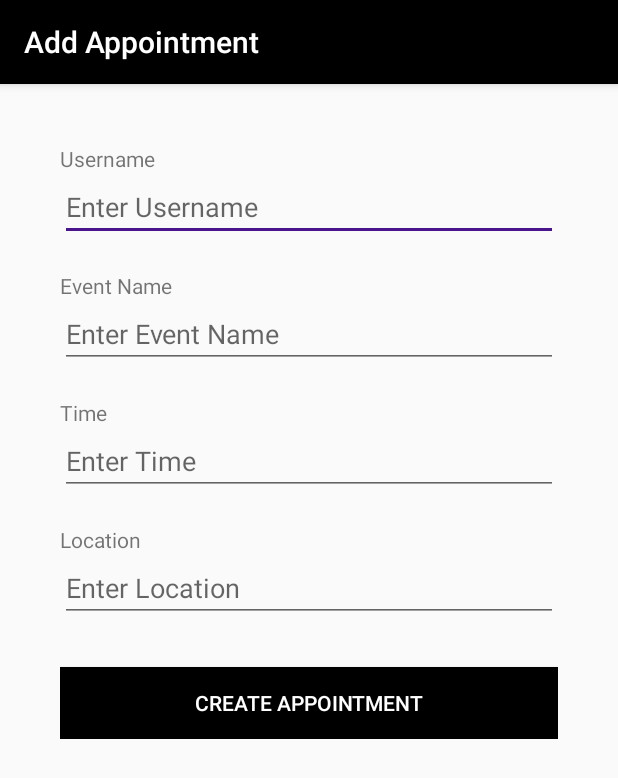
After one commit to AgencyApp/Shoot, an Android app: the AddAppointment screen opened directly, with no data from a screen before it, on a phone screen of 412 x 824 dp. The commit adds this screen. Shown: the top 778 px of the screen. Run offline under Robolectric (Android 15) with nearby library versions, the phone set to English and light mode, and no system bars; our stand-ins replace Firebase (no records; nobody signed in at launch, a user with empty details on screens opened directly); libraries missing offline, so code that uses them is left out: com.firebase.ui.

Commit message:
Added Appointments

```diff
--- a/app/src/main/AndroidManifest.xml
+++ b/app/src/main/AndroidManifest.xml
@@ -42,7 +42,8 @@
                 android:resource="@xml/picker_provider_paths" />
         </provider>
 
-        <activity android:name=".Activities.CalendarActivity"></activity>
+        <activity android:name=".Activities.CalendarActivity" />
+        <activity android:name=".Activities.AddAppointment"></activity>
     </application>
 
 </manifest>
--- /dev/null
+++ b/app/src/main/java/com/theshootapp/world/Activities/AddAppointment.java
@@ -0,0 +1,145 @@
+package com.theshootapp.world.Activities;
+
+import android.app.TimePickerDialog;
+import android.support.design.widget.Snackbar;
+import android.support.v7.app.AppCompatActivity;
+import android.os.Bundle;
+import android.text.TextUtils;
+import android.view.View;
+import android.widget.EditText;
+import android.widget.TimePicker;
+import android.widget.Toast;
+
+import com.firebase.ui.auth.data.model.User;
+import com.google.firebase.auth.FirebaseAuth;
+import com.google.firebase.database.DataSnapshot;
+import com.google.firebase.database.DatabaseError;
+import com.google.firebase.database.DatabaseReference;
+import com.google.firebase.database.FirebaseDatabase;
+import com.google.firebase.database.ValueEventListener;
+
+import com.theshootapp.world.ModelClasses.Appointment;
+import com.theshootapp.world.ModelClasses.UserProfile;
+import com.theshootapp.world.R;
+
+import java.util.Calendar;
+
+
+public class AddAppointment extends AppCompatActivity {
+
+    EditText username;
+    EditText eventName;
+    EditText time;
+    EditText location;
+    Long dateTimestamp;
+    FirebaseDatabase firebaseDatabase;
+    String currentUid;
+
+
+    @Override
+    protected void onCreate(Bundle savedInstanceState) {
+        super.onCreate(savedInstanceState);
+        setContentView(R.layout.activity_add_appointment);
+
+        username = findViewById(R.id.username);
+        eventName = findViewById(R.id.eventName);
+        time = findViewById(R.id.eventTime);
+        location = findViewById(R.id.location);
+
+        dateTimestamp = getIntent().getLongExtra("date",0);
+
+        firebaseDatabase=FirebaseDatabase.getInstance();
+        currentUid= FirebaseAuth.getInstance().getCurrentUser().getUid();
+
+        setTitle("Add Appointment");
+
+        time.setOnClickListener(new View.OnClickListener() {
+            @Override
+            public void onClick(View v) {
+                Calendar mCurrentTime = Calendar.getInstance();
+                int hour = mCurrentTime.get(Calendar.HOUR_OF_DAY);
+                int minute = mCurrentTime.get(Calendar.MINUTE);
+
+                TimePickerDialog mTimePicker;
+                mTimePicker = new TimePickerDialog(AddAppointment.this, new TimePickerDialog.OnTimeSetListener() {
+                    @Override
+                    public void onTimeSet(TimePicker view, int hourOfDay, int minute) {
+                        time.setText(hourOfDay+":"+minute);
+                    }
+                },hour,minute,false);
+                mTimePicker.setTitle("Select Time");
+                mTimePicker.show();
+
+            }
+        });
+
+    }
+
+    public void addAppointment(View v)
+    {
+        //final String mUsername = username.getText().toString();
+        final String mUsername = "ZvIgGj61IgQ60jE1tSRnGgr5H1B3";
+        final String mEventName = eventName.getText().toString();
+        final String mTime = time.getText().toString();
+        final String mLocation = location.getText().toString();
+        final long dayTimestamp = dateTimestamp;
+
+        if(TextUtils.isEmpty(mUsername) || TextUtils.isEmpty(mEventName) || TextUtils.isEmpty(mTime) || TextUtils.isEmpty(mLocation))
+        {
+            Snackbar snackbar = Snackbar
+                    .make(findViewById(R.id.add_appointment), R.string.fill_fields, Snackbar.LENGTH_LONG);
+            snackbar.show();
+            return;
+        }
+
+        DatabaseReference emp = firebaseDatabase.getReference("User/" + mUsername);
+        emp.addListenerForSingleValueEvent(new ValueEventListener() {
+            @Override
+            public void onDataChange(DataSnapshot dataSnapshot) {
+                UserProfile user = dataSnapshot.getValue(UserProfile.class);
+                final String otherName = user.getName();
+
+                DatabaseReference emp1 = firebaseDatabase.getReference("User/" + currentUid);
+                emp1.addListenerForSingleValueEvent(new ValueEventListener() {
+                    @Override
+                    public void onDataChange(DataSnapshot dataSnapshot) {
+                        UserProfile user = dataSnapshot.getValue(UserProfile.class);
+                        String currentName = user.getName();
+
+                        Appointment appointment = new Appointment(mEventName,mLocation,dayTimestamp,currentUid,mUsername,currentName,otherName,mTime);
+                        DatabaseReference appointmentRef = firebaseDatabase.getReference("Appointment").push();
+                        appointmentRef.setValue(appointment);
+
+                        DatabaseReference userAppointmentRef = firebaseDatabase.getReference("UserAppointment/"+currentUid +"/"+ dayTimestamp + "/" + appointmentRef.getKey());
+                        userAppointmentRef.setValue(true);
+
+                        DatabaseReference userAppointmentRef2 = firebaseDatabase.getReference("UserAppointment/"+mUsername+"/" + dayTimestamp + "/" + appointmentRef.getKey());
+                        userAppointmentRef2.setValue(true);
+
+                        Toast.makeText(AddAppointment.this, "Appointment Created", Toast.LENGTH_SHORT).show();
+
+                        finish();
+
+                    }
+
+                    @Override
+                    public void onCancelled(DatabaseError databaseError) {
+                        Toast.makeText(AddAppointment.this, "Error", Toast.LENGTH_SHORT).show();
+
+                    }
+                });
+
+
+            }
+
+            @Override
+            public void onCancelled(DatabaseError databaseError) {
+
+            }
+        });
+
+
+
+
+    }
+}
--- a/app/src/main/java/com/theshootapp/world/Activities/MomentActivity.java
+++ b/app/src/main/java/com/theshootapp/world/Activities/MomentActivity.java
@@ -32,7 +32,7 @@ public class MomentActivity extends AppCompatActivity {
     ArrayList<String>momentIdsTobeDeleted;
     long currentTime;
     DatabaseReference databaseReference;
-     ImageAdapter adapter;
+    ImageAdapter adapter;
 
 
     @Override
@@ -62,7 +62,7 @@ public class MomentActivity extends AppCompatActivity {
 
                 } else {
                     adapter.selectedPositions.add(position);
-                    ((ImageView)v).setColorFilter(ContextCompat.getColor(MomentActivity.this, R.color.colorAccent), android.graphics.PorterDuff.Mode.MULTIPLY);
+                    ((ImageView)v).setColorFilter(ContextCompat.getColor(MomentActivity.this, R.color.colorGrey), android.graphics.PorterDuff.Mode.MULTIPLY);
 
                 }
             }
--- a/app/src/main/java/com/theshootapp/world/Adapters/ImageAdapter.java
+++ b/app/src/main/java/com/theshootapp/world/Adapters/ImageAdapter.java
@@ -49,7 +49,7 @@ public class ImageAdapter extends BaseAdapter {
         }
         if(selectedPositions.contains(position))
         {
-            imageView.setColorFilter(ContextCompat.getColor(mContext, R.color.colorAccent), android.graphics.PorterDuff.Mode.MULTIPLY);
+            imageView.setColorFilter(ContextCompat.getColor(mContext, R.color.colorGrey), android.graphics.PorterDuff.Mode.MULTIPLY);
 
         }
         else
--- /dev/null
+++ b/app/src/main/res/drawable/ic_add_white_24dp.xml
@@ -0,0 +1,5 @@
+<vector android:height="24dp" android:tint="#FFFFFF"
+    android:viewportHeight="24.0" android:viewportWidth="24.0"
+    android:width="24dp" xmlns:android="http://schemas.android.com/apk/res/android">
+    <path android:fillColor="#FF000000" android:pathData="M19,13h-6v6h-2v-6H5v-2h6V5h2v6h6v2z"/>
+</vector>
--- /dev/null
+++ b/app/src/main/res/layout/activity_add_appointment.xml
@@ -0,0 +1,100 @@
+<?xml version="1.0" encoding="utf-8"?>
+<android.support.constraint.ConstraintLayout xmlns:android="http://schemas.android.com/apk/res/android"
+    xmlns:app="http://schemas.android.com/apk/res-auto"
+    xmlns:tools="http://schemas.android.com/tools"
+    android:id="@+id/add_appointment"
+    android:layout_width="match_parent"
+    android:layout_height="match_parent"
+    tools:context=".Activities.AddAppointment">
+
+    <ScrollView
+        android:layout_width="match_parent"
+        android:layout_height="match_parent">
+
+
+        <LinearLayout
+            android:layout_width="match_parent"
+            android:layout_height="wrap_content"
+            android:layout_margin="40dp"
+            android:layout_marginEnd="8dp"
+            android:layout_marginStart="8dp"
+            android:layout_marginTop="24dp"
+            android:orientation="vertical"
+            app:layout_constraintEnd_toEndOf="parent"
+            app:layout_constraintStart_toStartOf="parent"
+            app:layout_constraintTop_toTopOf="parent">
+
+            <TextView
+                android:id="@+id/textView1"
+                android:layout_width="match_parent"
+                android:layout_height="wrap_content"
+                android:text="@string/username" />
+
+            <EditText
+                android:id="@+id/username"
+                android:layout_width="match_parent"
+                android:layout_height="wrap_content"
+                android:ems="10"
+                android:hint="@string/enter_username"
+                android:inputType="textPersonName" />
+
+            <TextView
+                android:id="@+id/textView2"
+                android:layout_width="match_parent"
+                android:layout_height="wrap_content"
+                android:layout_marginTop="20dp"
+                android:text="@string/event_name" />
+
+            <EditText
+                android:id="@+id/eventName"
+                android:layout_width="match_parent"
+                android:layout_height="wrap_content"
+                android:ems="10"
+                android:hint="@string/enter_event_name"
+                android:inputType="textPersonName" />
+
+            <TextView
+                android:id="@+id/textView3"
+                android:layout_width="match_parent"
+                android:layout_height="wrap_content"
+                android:layout_marginTop="20dp"
+                android:text="@string/time" />
+
+            <EditText
+                android:id="@+id/eventTime"
+                android:layout_width="match_parent"
+                android:layout_height="wrap_content"
+                android:ems="10"
+                android:focusableInTouchMode="false"
+                android:hint="@string/enter_time"
+                android:inputType="textPersonName" />
+
+            <TextView
+                android:id="@+id/textView4"
+                android:layout_width="match_parent"
+                android:layout_height="wrap_content"
+                android:layout_marginTop="20dp"
+                android:text="@string/location" />
+
+            <EditText
+                android:id="@+id/location"
+                android:layout_width="match_parent"
+                android:layout_height="wrap_content"
+                android:ems="10"
+                android:hint="@string/enter_location"
+                android:inputType="textPersonName" />
+
+            <Button
+                android:id="@+id/button"
+                android:layout_width="match_parent"
+                android:layout_height="wrap_content"
+                android:layout_marginTop="30dp"
+                android:background="@color/colorPrimary"
+                android:onClick="addAppointment"
+                android:text="@string/create_appointment"
+                android:textColor="@android:color/background_light" />
+        </LinearLayout>
+
+    </ScrollView>
+
+</android.support.constraint.ConstraintLayout>
--- a/app/src/main/res/layout/activity_calendar.xml
+++ b/app/src/main/res/layout/activity_calendar.xml
@@ -36,7 +36,9 @@
                 app:layout_constraintEnd_toEndOf="parent"
                 app:layout_constraintStart_toStartOf="parent"
                 app:layout_constraintTop_toBottomOf="@+id/simpleCalendarView"
-                tools:listitem="@layout/item_user" />
+                tools:listitem="@layout/item_user" >
+
+            </android.support.v7.widget.RecyclerView>
 
         </LinearLayout>
     </ScrollView>
--- a/app/src/main/res/values/colors.xml
+++ b/app/src/main/res/values/colors.xml
@@ -2,5 +2,6 @@
 <resources>
     <color name="colorPrimary">#000000</color>
     <color name="colorPrimaryDark">#37474f</color>
-    <color name="colorAccent">#9e9e9e</color>
+    <color name="colorAccent">#4a148c</color>
+    <color name="colorGrey">#9e9e9e</color>
 </resources>
--- a/app/src/main/res/values/strings.xml
+++ b/app/src/main/res/values/strings.xml
@@ -1,4 +1,15 @@
 <resources>
     <string name="app_name">Shoot</string>
     <string name="save_moments">Save Moments</string>
+    <string name="add_appointment_on_date">Add Appointment</string>
+    <string name="username">Username</string>
+    <string name="enter_username">Enter Username</string>
+    <string name="event_name">Event Name</string>
+    <string name="enter_event_name">Enter Event Name</string>
+    <string name="time">Time</string>
+    <string name="location">Location</string>
+    <string name="enter_location">Enter Location</string>
+    <string name="create_appointment">Create Appointment</string>
+    <string name="enter_time">Enter Time</string>
+    <string name="fill_fields">Please fill all the fields</string>
 </resources>
--- a/build.gradle
+++ b/build.gradle
@@ -5,7 +5,6 @@ buildscript {
     repositories {
         google()
         jcenter()
-
     }
     dependencies {
         classpath 'com.android.tools.build:gradle:3.1.3'
```
Also changed, not shown: app/src/main/java/com/theshootapp/world/Activities/CalendarActivity.java (+99 -12 lines), app/src/main/java/com/theshootapp/world/Adapters/UsersAppointmentRecyclerViewAdapter.java (+27 -13 lines), app/src/main/java/com/theshootapp/world/ClassModel/Appointment.java (deleted, +0 -68 lines), app/src/main/java/com/theshootapp/world/ClassModel/UserProfile.java (deleted, +0 -34 lines), app/src/main/java/com/theshootapp/world/ModelClasses/Appointment.java (+52 -28 lines), app/src/main/res/menu/menu_add_appointment.xml (added, +8 -0 lines).
